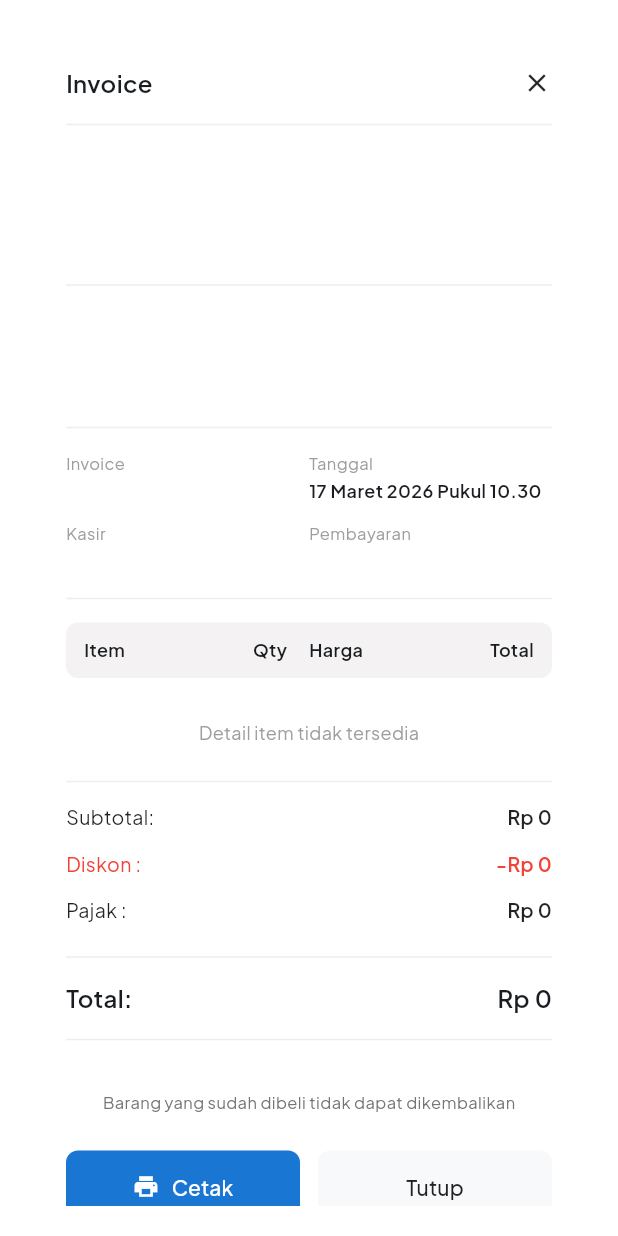
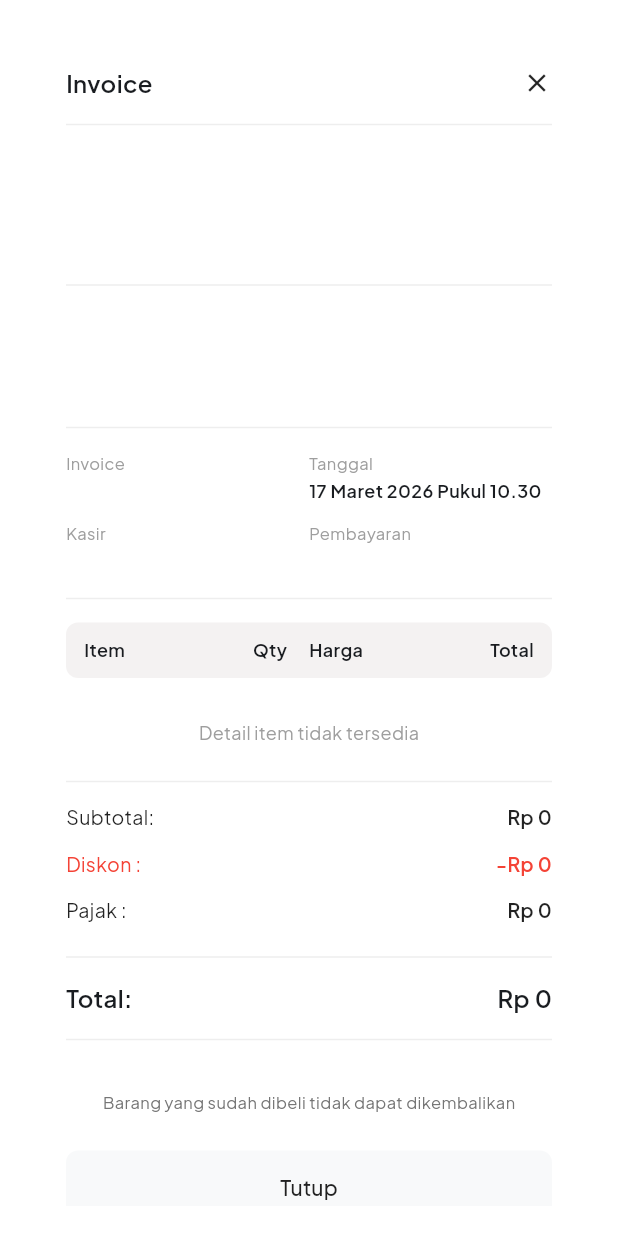
Before and after one commit to Zhprn/mitbizz-app, a Flutter app: the InvoiceModal widget shown alone on an empty page, opened directly with empty values, on a phone screen of 412 x 824 dp. Run offline on Flutter 3.47's test engine with Material 3 defaults, Android fonts, the light colour scheme and no system bars; our stand-ins replace device_preview, flutter_blue_plus, lottie, permission_handler, shared_preferences; missing offline and left inert: better_auth_flutter, esc_pos_utils_plus; accounts and stored records are empty; network calls fail.

Commit message:
removing : print invoice button and service

```diff
--- a/lib/features/riwayat_transaksi/widgets/invoice_modal.dart
+++ b/lib/features/riwayat_transaksi/widgets/invoice_modal.dart
@@ -1,8 +1,5 @@
 import 'package:flutter/material.dart';
 import 'package:intl/intl.dart';
-import 'package:flutter_blue_plus/flutter_blue_plus.dart';
-import '../../../core/services/print_service.dart';
-import '../../../core/widgets/print_alert.dart';
 
 class InvoiceModal extends StatelessWidget {
   final Map<String, dynamic> orderData;
@@ -367,60 +364,8 @@ class InvoiceModal extends StatelessWidget {
                 ),
               ),
               const SizedBox(height: 24),
-              Row(
-                children: [
-                  Expanded(
-                    child: ElevatedButton.icon(
-                      onPressed: () async {
-                        List<BluetoothDevice> connected =
-                            FlutterBluePlus.connectedDevices;
-
-                        if (connected.isEmpty) {
-                          CustomPrintAlert.show(
-                            context,
-                            "Printer belum terhubung",
-                          );
-                          return;
-                        }
-
-                        try {
-                          CustomPrintAlert.show(context, "Sedang mencetak...");
-
-                          await PrintService.printInvoice(
-                            device: connected.first,
-                            orderData: orderData,
-                            outletData: outletData,
-                            orderItems: orderItems,
-                            tenantSettings: tenantSettings,
-                          );
-                        } catch (e) {
-                          CustomPrintAlert.show(
-                            context,
-                            "Gagal mencetak struk",
-                          );
-                        }
-                      },
-                      icon: const Icon(
-                        Icons.print,
-                        size: 18,
-                        color: Colors.white,
-                      ),
-                      label: const Text(
-                        "Cetak",
-                        style: TextStyle(color: Colors.white),
-                      ),
-                      style: ElevatedButton.styleFrom(
-                        backgroundColor: const Color(0xFF1976D2),
-                        padding: const EdgeInsets.symmetric(vertical: 14),
-                        shape: RoundedRectangleBorder(
-                          borderRadius: BorderRadius.circular(8),
-                        ),
-                        elevation: 0,
-                      ),
-                    ),
-                  ),
-                  const SizedBox(width: 12),
-                  Expanded(
+              SizedBox(
+                width: double.infinity,
                 child: OutlinedButton(
                   onPressed: () => Navigator.pop(context),
                   style: OutlinedButton.styleFrom(
@@ -436,8 +381,6 @@ class InvoiceModal extends StatelessWidget {
                     style: TextStyle(color: Colors.black87),
                   ),
                 ),
-                  ),
-                ],
               ),
             ],
           ),
```
Lines whose indentation alone changed are shown as unchanged.
